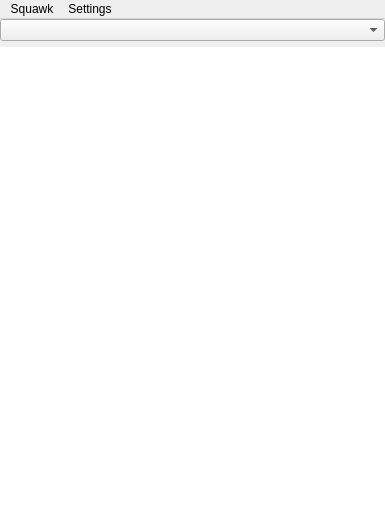
The window that ui/squawk.ui (shunf4/squawk) describes before a commit, drawn with Qt 5.
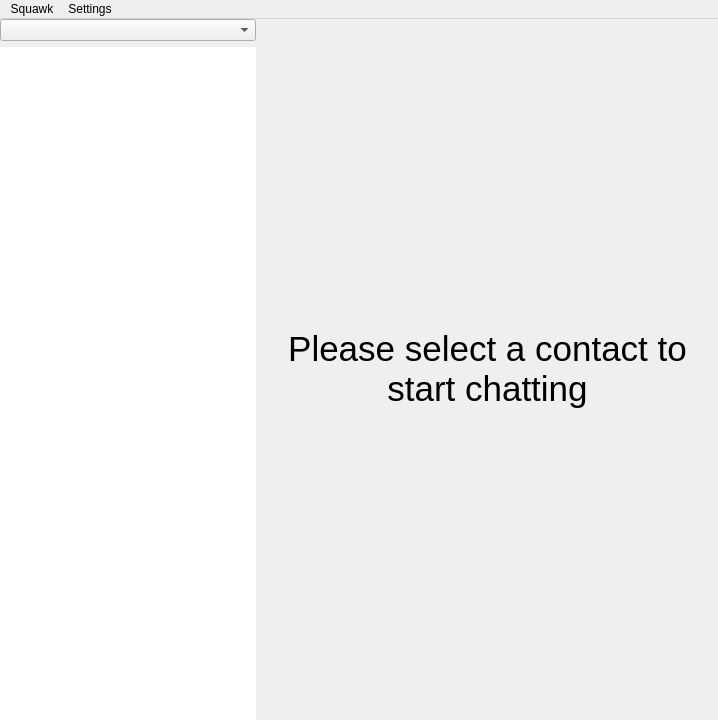
The same window after the commit. Icons and pictures are not drawn.

```diff
--- a/ui/squawk.ui
+++ b/ui/squawk.ui
@@ -6,8 +6,8 @@
    <rect>
     <x>0</x>
     <y>0</y>
-    <width>385</width>
-    <height>508</height>
+    <width>718</width>
+    <height>720</height>
    </rect>
   </property>
   <property name="windowTitle">
@@ -17,7 +17,7 @@
    <enum>Qt::ToolButtonFollowStyle</enum>
   </property>
   <widget class="QWidget" name="centralWidget">
-   <layout class="QGridLayout" name="gridLayout">
+   <layout class="QVBoxLayout" name="verticalLayout">
     <property name="leftMargin">
      <number>0</number>
     </property>
@@ -30,20 +30,50 @@
     <property name="bottomMargin">
      <number>0</number>
     </property>
-    <item row="0" column="0">
-     <widget class="QComboBox" name="comboBox">
-      <property name="editable">
+    <item>
+     <widget class="QSplitter" name="splitter">
+      <property name="orientation">
+       <enum>Qt::Horizontal</enum>
+      </property>
+      <property name="handleWidth">
+       <number>1</number>
+      </property>
+      <property name="childrenCollapsible">
        <bool>false</bool>
       </property>
-      <property name="currentText">
-       <string/>
-      </property>
-      <property name="currentIndex">
-       <number>-1</number>
-      </property>
-     </widget>
-    </item>
-    <item row="1" column="0">
+      <widget class="QWidget" name="widget" native="true">
+       <property name="sizePolicy">
+        <sizepolicy hsizetype="Preferred" vsizetype="Preferred">
+         <horstretch>0</horstretch>
+         <verstretch>0</verstretch>
+        </sizepolicy>
+       </property>
+       <property name="minimumSize">
+        <size>
+         <width>200</width>
+         <height>0</height>
+        </size>
+       </property>
+       <property name="maximumSize">
+        <size>
+         <width>400</width>
+         <height>16777215</height>
+        </size>
+       </property>
+       <layout class="QGridLayout" name="gridLayout_2">
+        <property name="leftMargin">
+         <number>0</number>
+        </property>
+        <property name="topMargin">
+         <number>0</number>
+        </property>
+        <property name="rightMargin">
+         <number>0</number>
+        </property>
+        <property name="bottomMargin">
+         <number>0</number>
+        </property>
+        <item row="2" column="1">
      <widget class="QTreeView" name="roster">
       <property name="frameShape">
        <enum>QFrame::NoFrame</enum>
@@ -68,6 +98,46 @@
       </attribute>
      </widget>
     </item>
+        <item row="1" column="1">
+         <widget class="QComboBox" name="comboBox">
+          <property name="editable">
+           <bool>false</bool>
+          </property>
+          <property name="currentText">
+           <string/>
+          </property>
+          <property name="currentIndex">
+           <number>-1</number>
+          </property>
+         </widget>
+        </item>
+       </layout>
+      </widget>
+      <widget class="QWidget" name="filler" native="true">
+       <property name="sizePolicy">
+        <sizepolicy hsizetype="Preferred" vsizetype="Preferred">
+         <horstretch>2</horstretch>
+         <verstretch>0</verstretch>
+        </sizepolicy>
+       </property>
+       <layout class="QGridLayout" name="gridLayout">
+        <item row="0" column="0">
+         <widget class="QLabel" name="label">
+          <property name="text">
+           <string>&lt;html&gt;&lt;head/&gt;&lt;body&gt;&lt;p&gt;&lt;span style=&quot; font-size:26pt;&quot;&gt;Please select a contact to start chatting&lt;/span&gt;&lt;/p&gt;&lt;/body&gt;&lt;/html&gt;</string>
+          </property>
+          <property name="alignment">
+           <set>Qt::AlignCenter</set>
+          </property>
+          <property name="wordWrap">
+           <bool>true</bool>
+          </property>
+         </widget>
+        </item>
+       </layout>
+      </widget>
+     </widget>
+    </item>
    </layout>
   </widget>
   <widget class="QMenuBar" name="menuBar">
@@ -75,8 +145,8 @@
     <rect>
      <x>0</x>
      <y>0</y>
-     <width>385</width>
-     <height>22</height>
+     <width>718</width>
+     <height>27</height>
     </rect>
    </property>
    <widget class="QMenu" name="menuSettings">
```
Lines whose indentation alone changed are shown as unchanged.
